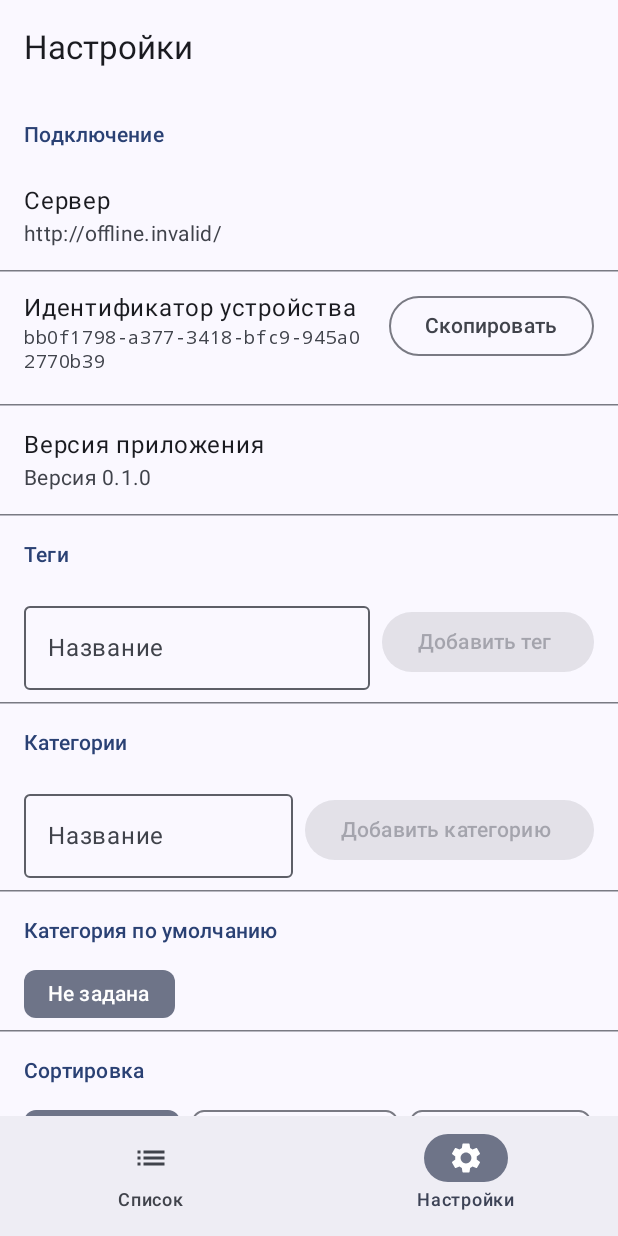
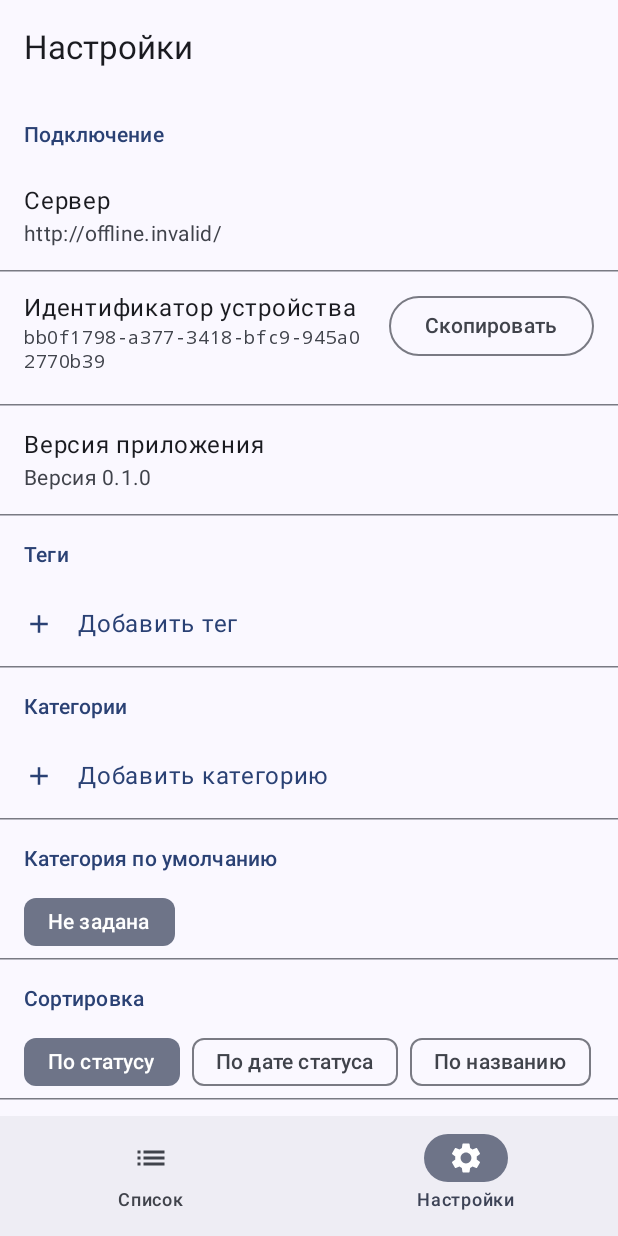
Before and after one commit to bigsprut/taskman-android, an Android app built with Jetpack Compose: the composable MainScreen shown on its own in the app's theme, item 2 of the bottom bar chosen, on a phone screen of 412 x 824 dp. Run offline under Robolectric (Android 15) with nearby library versions, the phone set to English and light mode, and no system bars; our stand-ins replace Room's generated code; pictures from the network do not load; 1 statement that could not run was skipped.

Commit message:
Добавление в настройках — как добавление задачи: «+» → форма
Сергей: «добавление задачи и добавление в настройках сделано по-разному; сделай
одинаково по стандартам Android». В списке задач создание — явное действие («+»),
открывающее форму. В настройках же было поле ввода прямо в списке (и с открытой
клавиатурой оно уезжало под неё).

Теперь в настройках та же модель: строка «+ Добавить тег / категорию / сотрудника»
в конце раздела → Material-диалог с полем (для тегов и категорий ещё цвет) →
«Добавить». Диалог — тот же CatalogItemDialog, что и при редактировании, то есть
один паттерн на создание и правку. Инлайн-поле AddRow удалено.

```diff
--- a/app/src/main/java/io/github/bigsprut/taskman/ui/settings/SettingsContent.kt
+++ b/app/src/main/java/io/github/bigsprut/taskman/ui/settings/SettingsContent.kt
@@ -2,6 +2,7 @@ package io.github.bigsprut.taskman.ui.settings
 
 import android.content.ClipData
 import androidx.compose.foundation.background
+import androidx.compose.foundation.clickable
 import androidx.compose.foundation.layout.Arrangement
 import androidx.compose.foundation.layout.Box
 import androidx.compose.foundation.layout.Column
@@ -15,10 +16,9 @@ import androidx.compose.foundation.layout.padding
 import androidx.compose.foundation.layout.size
 import androidx.compose.foundation.layout.width
 import androidx.compose.foundation.rememberScrollState
-import androidx.compose.foundation.text.KeyboardActions
-import androidx.compose.foundation.text.KeyboardOptions
 import androidx.compose.foundation.verticalScroll
 import androidx.compose.material.icons.Icons
+import androidx.compose.material.icons.filled.Add
 import androidx.compose.material.icons.filled.Delete
 import androidx.compose.material.icons.filled.Edit
 import androidx.compose.material3.AlertDialog
@@ -46,7 +46,6 @@ import androidx.compose.ui.platform.ClipEntry
 import androidx.compose.ui.platform.LocalClipboard
 import androidx.compose.ui.res.stringResource
 import androidx.compose.ui.text.font.FontFamily
-import androidx.compose.ui.text.input.ImeAction
 import androidx.compose.ui.unit.dp
 import io.github.bigsprut.taskman.BuildConfig
 import io.github.bigsprut.taskman.R
@@ -97,6 +96,9 @@ fun SettingsContent(
     var deleteTarget by rememberSaveable { mutableStateOf<String?>(null) }
     var editedTagId by rememberSaveable { mutableStateOf<String?>(null) }
     var editedCategoryId by rememberSaveable { mutableStateOf<String?>(null) }
+    // 20.11: добавление в справочник — как добавление задачи: не поле прямо в списке,
+    // а явное действие («+» в строке) → диалог с формой. Один паттерн на всё приложение.
+    var addTarget by rememberSaveable { mutableStateOf<String?>(null) }
     var deletedCatalogName by rememberSaveable { mutableStateOf<String?>(null) }
     var deletedCatalogKind by rememberSaveable { mutableStateOf<String?>(null) }
 
@@ -179,10 +181,9 @@ fun SettingsContent(
                 },
             )
         }
-        AddRow(
+        AddListItem(
             label = stringResource(R.string.settings_tag_add),
-            inputLabel = stringResource(R.string.settings_catalog_title),
-            onAdd = { title -> onAddTag(title, null) },
+            onClick = { addTarget = KIND_TAG },
         )
 
         HorizontalDivider()
@@ -203,10 +204,9 @@ fun SettingsContent(
                 },
             )
         }
-        AddRow(
+        AddListItem(
             label = stringResource(R.string.settings_category_add),
-            inputLabel = stringResource(R.string.settings_catalog_title),
-            onAdd = { title -> onAddCategory(title, null) },
+            onClick = { addTarget = KIND_CATEGORY },
         )
 
         HorizontalDivider()
@@ -290,10 +290,9 @@ fun SettingsContent(
             HorizontalDivider()
         }
 
-        AddRow(
+        AddListItem(
             label = stringResource(R.string.settings_employee_add),
-            inputLabel = stringResource(R.string.settings_employee_name),
-            onAdd = onAddEmployee,
+            onClick = { addTarget = KIND_EMPLOYEE },
         )
 
         HorizontalDivider()
@@ -377,6 +376,44 @@ fun SettingsContent(
                 editedCategoryId = null
             },
             onDismiss = { editedCategoryId = null },
+        )
+    }
+
+    // Добавление в справочник: тот же диалог, что и редактирование (один паттерн с задачей —
+    // явное действие открывает форму, а не поле, спрятанное в списке).
+    when (addTarget) {
+        KIND_TAG -> CatalogItemDialog(
+            title = stringResource(R.string.settings_tag_new),
+            initialTitle = "",
+            confirmLabel = stringResource(R.string.common_add),
+            onConfirm = { title, color ->
+                onAddTag(title, color)
+                addTarget = null
+            },
+            onDismiss = { addTarget = null },
+        )
+
+        KIND_CATEGORY -> CatalogItemDialog(
+            title = stringResource(R.string.settings_category_new),
+            initialTitle = "",
+            confirmLabel = stringResource(R.string.common_add),
+            onConfirm = { title, color ->
+                onAddCategory(title, color)
+                addTarget = null
+            },
+            onDismiss = { addTarget = null },
+        )
+
+        KIND_EMPLOYEE -> CatalogItemDialog(
+            title = stringResource(R.string.settings_employee_new),
+            initialTitle = "",
+            showColor = false,
+            confirmLabel = stringResource(R.string.common_add),
+            onConfirm = { name, _ ->
+                onAddEmployee(name)
+                addTarget = null
+            },
+            onDismiss = { addTarget = null },
         )
     }
 
@@ -488,52 +525,23 @@ private fun CatalogRow(
     HorizontalDivider()
 }
 
-/** Строка добавления в справочник: поле и кнопка. */
+/** Строка добавления в справочник: пункт списка с «+», открывает диалог с формой. */
 @Composable
-private fun AddRow(
-    label: String,
-    inputLabel: String,
-    onAdd: (String) -> Unit,
-) {
-    var name by rememberSaveable { mutableStateOf("") }
-
-    Row(
-        modifier = Modifier
-            .fillMaxWidth()
-            .padding(horizontal = 16.dp, vertical = 8.dp),
-        verticalAlignment = Alignment.CenterVertically,
-        horizontalArrangement = Arrangement.spacedBy(8.dp),
-    ) {
-        OutlinedTextField(
-            value = name,
-            onValueChange = { name = it },
-            modifier = Modifier.weight(1f),
-            label = { Text(inputLabel) },
-            singleLine = true,
-            textStyle = MaterialTheme.typography.bodyMedium,
-            keyboardOptions = KeyboardOptions(imeAction = ImeAction.Done),
-            keyboardActions = KeyboardActions(
-                onDone = {
-                    if (name.isNotBlank()) {
-                        onAdd(name)
-                        name = ""
-                    }
-                },
-            ),
-        )
-        Button(
-            onClick = {
-                if (name.isNotBlank()) {
-                    onAdd(name)
-                    name = ""
-                }
-            },
-            enabled = name.isNotBlank(),
-        ) {
-            Text(label)
-            Spacer(Modifier.width(4.dp))
-        }
-    }
+private fun AddListItem(label: String, onClick: () -> Unit) {
+    ListItem(
+        headlineContent = {
+            Text(label, color = MaterialTheme.colorScheme.primary)
+        },
+        leadingContent = {
+            Icon(
+                imageVector = Icons.Filled.Add,
+                contentDescription = null,
+                modifier = Modifier.size(20.dp),
+                tint = MaterialTheme.colorScheme.primary,
+            )
+        },
+        modifier = Modifier.clickable(onClick = onClick),
+    )
 }
 
 /** Диалог создания/переименования элемента справочника (заголовок + цвет). */
@@ -617,3 +625,4 @@ private const val CLIP_LABEL = "taskman-device-id"
 /** Какой справочник удаляем: тег или категорию (диалог подтверждения общий). */
 private const val KIND_TAG = "tag"
 private const val KIND_CATEGORY = "category"
+private const val KIND_EMPLOYEE = "employee"
--- a/app/src/main/res/values/strings.xml
+++ b/app/src/main/res/values/strings.xml
@@ -152,14 +152,15 @@
 
     <!-- Сотрудники (Ф3) -->
     <string name="settings_employees">Сотрудники</string>
-    <string name="settings_employee_add">Добавить</string>
-    <string name="settings_employee_name">Имя сотрудника</string>
+    <string name="settings_employee_add">Добавить сотрудника</string>
+    <string name="settings_employee_new">Новый сотрудник</string>
     <string name="settings_employee_rename">Переименовать</string>
     <string name="settings_employee_remove">Удалить</string>
     <string name="settings_employee_delete_title">Удалить сотрудника?</string>
     <string name="settings_employee_delete_text">«%1$s» будет удалён из справочника. Имена, уже указанные в задачах, не изменятся.</string>
     <string name="settings_employee_failed">Не удалось изменить справочник сотрудников</string>
     <string name="common_save">Сохранить</string>
+    <string name="common_add">Добавить</string>
     <string name="common_cancel">Отмена</string>
 
     <!-- Офлайн-очередь (Ф4) -->
@@ -171,7 +172,9 @@
     <string name="settings_categories">Категории</string>
     <string name="settings_tag_add">Добавить тег</string>
     <string name="settings_category_add">Добавить категорию</string>
+    <string name="settings_tag_new">Новый тег</string>
     <string name="settings_tag_edit">Изменить тег</string>
+    <string name="settings_category_new">Новая категория</string>
     <string name="settings_category_edit">Изменить категорию</string>
     <string name="settings_catalog_title">Название</string>
     <string name="settings_catalog_color">Цвет</string>
```
